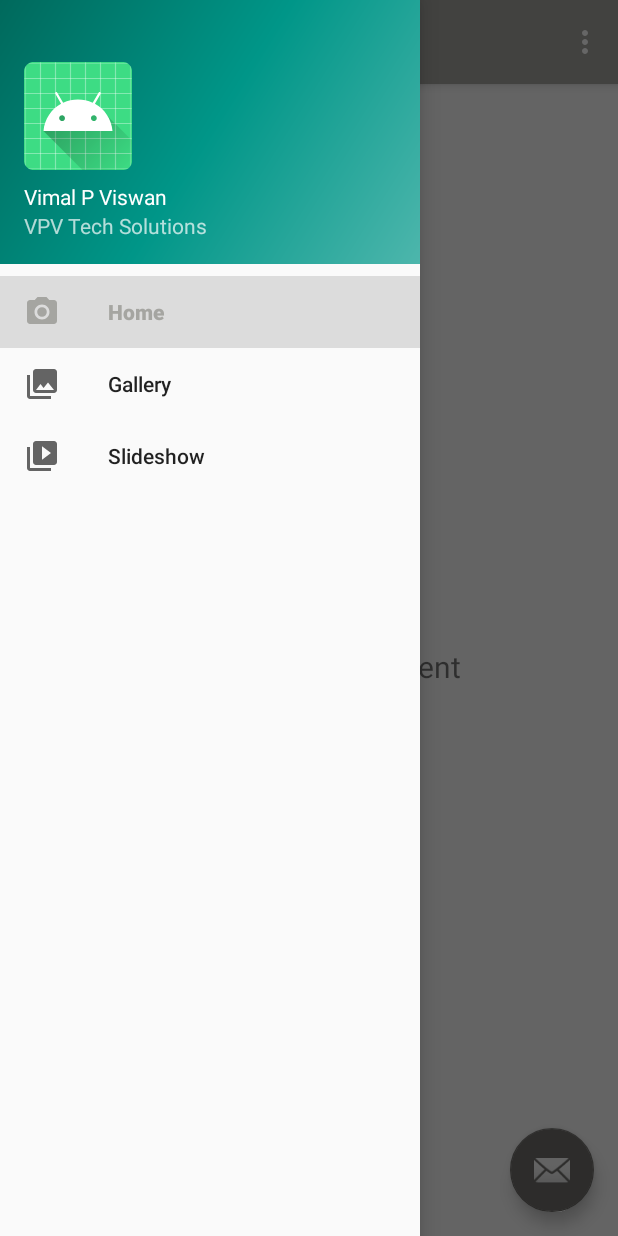
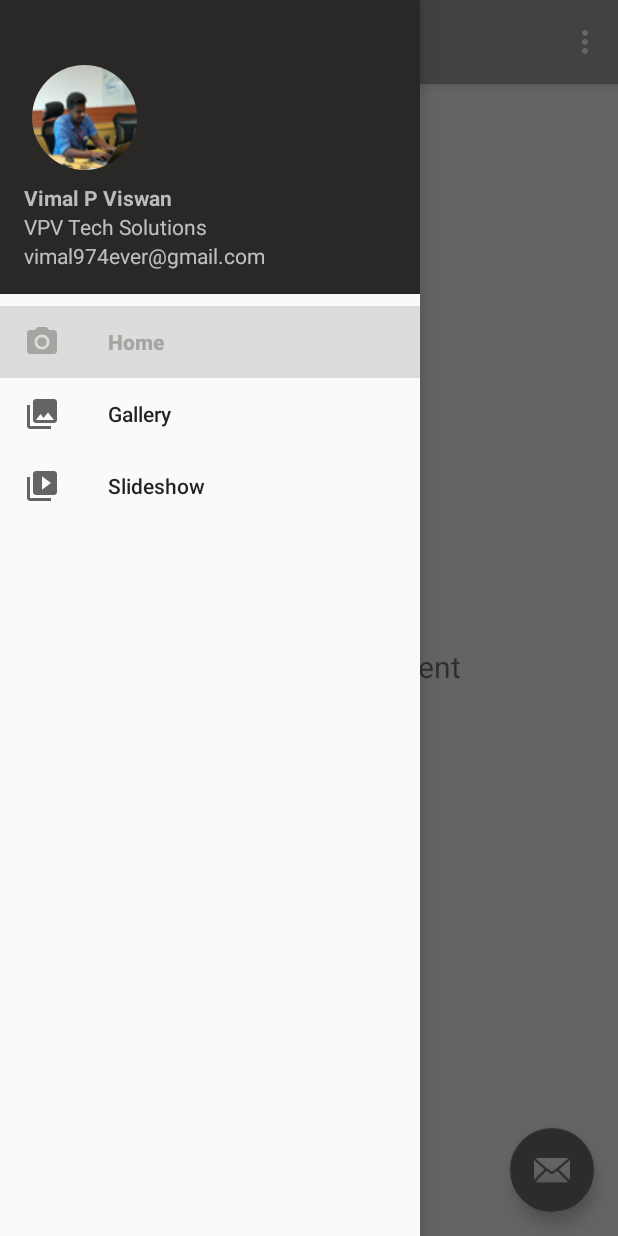
Before and after one commit to vimal97/Jarvis, an Android app: the dashboard screen opened directly, with no data from a screen before it, with the side drawer open, on a phone screen of 412 x 824 dp. Run offline under Robolectric (Android 15) with nearby library versions, the phone set to English and light mode, and no system bars; our stand-ins replace CircleImageView, navigation-ui.

Commit message:
Navigation Drawer header modified

```diff
--- a/app/build.gradle
+++ b/app/build.gradle
@@ -55,4 +55,5 @@ dependencies {
     implementation 'androidx.constraintlayout:constraintlayout:1.1.3'
     implementation 'pl.droidsonroids.gif:android-gif-drawable:1.1.17'
     implementation 'androidx.biometric:biometric:1.0.0-rc01'
+    implementation 'de.hdodenhof:circleimageview:3.0.0'
 }
--- a/app/src/main/res/layout/nav_header_dashboard.xml
+++ b/app/src/main/res/layout/nav_header_dashboard.xml
@@ -3,7 +3,7 @@
     xmlns:app="http://schemas.android.com/apk/res-auto"
     android:layout_width="match_parent"
     android:layout_height="@dimen/nav_header_height"
-    android:background="@drawable/side_nav_bar"
+    android:background="@color/nav_header_background"
     android:gravity="bottom"
     android:orientation="vertical"
     android:paddingLeft="@dimen/activity_horizontal_margin"
@@ -12,25 +12,33 @@
     android:paddingBottom="@dimen/activity_vertical_margin"
     android:theme="@style/ThemeOverlay.AppCompat.Dark">
 
-    <ImageView
-        android:id="@+id/imageView"
+    <de.hdodenhof.circleimageview.CircleImageView
         android:layout_width="wrap_content"
         android:layout_height="wrap_content"
-        android:contentDescription="@string/nav_header_desc"
-        android:paddingTop="@dimen/nav_header_vertical_spacing"
-        app:srcCompat="@mipmap/ic_launcher_round" />
+        android:layout_marginLeft="5dp"
+        android:layout_marginTop="10dp"
+        android:src="@drawable/profile_image"
+        />
 
     <TextView
         android:layout_width="match_parent"
         android:layout_height="wrap_content"
         android:paddingTop="@dimen/nav_header_vertical_spacing"
         android:text="@string/nav_header_title"
+        android:textStyle="bold"
+        android:textColor="@color/headline"
         android:textAppearance="@style/TextAppearance.AppCompat.Body1" />
 
     <TextView
-        android:id="@+id/textView"
+        android:id="@+id/Company"
         android:layout_width="wrap_content"
         android:layout_height="wrap_content"
-        android:text="@string/nav_header_subtitle" />
+        android:text="@string/nav_header_company" />
+
+    <TextView
+        android:id="@+id/email"
+        android:layout_width="wrap_content"
+        android:layout_height="wrap_content"
+        android:text="@string/nav_header_email" />
 
 </LinearLayout>
--- a/app/src/main/res/values/colors.xml
+++ b/app/src/main/res/values/colors.xml
@@ -5,4 +5,5 @@
     <color name="colorAccent">#706E6B</color>
     <color name="black_overlay">#66000000</color>
     <color name="headline">#BBBBBB</color>
+    <color name="nav_header_background">#292827</color>
 </resources>
--- a/app/src/main/res/values/dimens.xml
+++ b/app/src/main/res/values/dimens.xml
@@ -3,6 +3,6 @@
     <dimen name="activity_horizontal_margin">16dp</dimen>
     <dimen name="activity_vertical_margin">16dp</dimen>
     <dimen name="nav_header_vertical_spacing">8dp</dimen>
-    <dimen name="nav_header_height">176dp</dimen>
+    <dimen name="nav_header_height">196dp</dimen>
     <dimen name="fab_margin">16dp</dimen>
 </resources>
--- a/app/src/main/res/values/strings.xml
+++ b/app/src/main/res/values/strings.xml
@@ -7,7 +7,8 @@
     <string name="navigation_drawer_open">Open navigation drawer</string>
     <string name="navigation_drawer_close">Close navigation drawer</string>
     <string name="nav_header_title">Vimal P Viswan</string>
-    <string name="nav_header_subtitle">VPV Tech Solutions</string>
+    <string name="nav_header_company">VPV Tech Solutions</string>
+    <string name="nav_header_email">vimal974ever@gmail.com</string>
     <string name="nav_header_desc">Navigation header</string>
     <string name="action_settings">Settings</string>
 
```
Also changed, not shown: app/src/main/res/drawable/profile_image.jpg.
